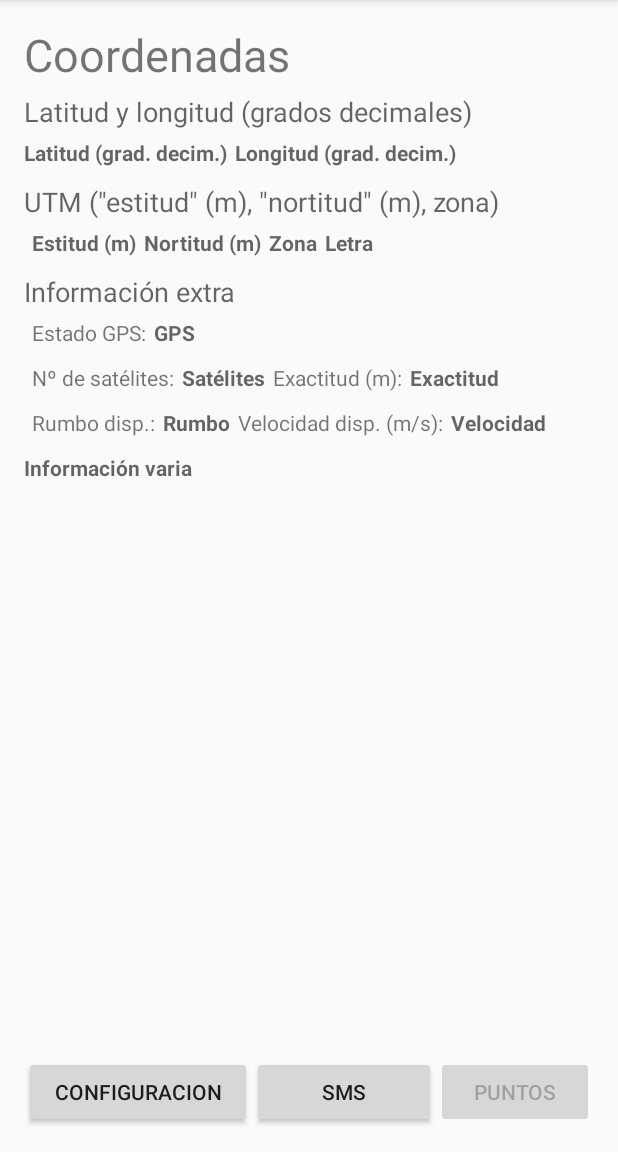
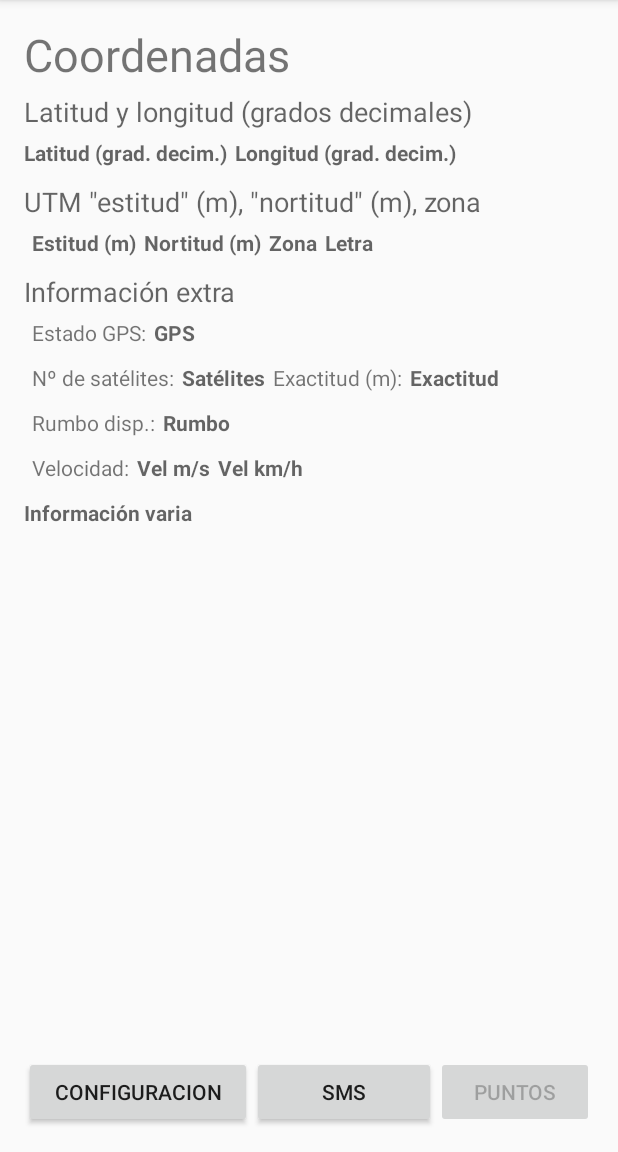
Before and after one commit to Joaquin-A/GPS_coordUTM, an Android app: the screen it shows after launch (CoordenadasActivity), on a phone screen of 412 x 824 dp, the part 84-1236 px from its top. Run offline under Robolectric (Android 15) with nearby library versions, the phone set to English and light mode, and no system bars; libraries missing offline, so code that uses them is left out: uk.me.jstott; 1 statement that could not run was skipped.

Commit message:
Movemos algunas views. Cambiamos algunos textos. Añadimos la velocidad en km/h. Cambiamos guarda de velocidad de "float != 0.0" a "float > 0.0"

```diff
--- a/app/src/main/res/layout/activity_coordenadas.xml
+++ b/app/src/main/res/layout/activity_coordenadas.xml
@@ -69,7 +69,7 @@
             android:layout_width="match_parent"
             android:layout_height="wrap_content"
             android:textAppearance="?android:attr/textAppearanceMedium"
-            android:text="UTM (&quot;estitud&quot; (m), &quot;nortitud&quot; (m), zona)"
+            android:text="UTM &quot;estitud&quot; (m), &quot;nortitud&quot; (m), zona"
             />
         <LinearLayout
             android:layout_width="match_parent"
@@ -223,22 +223,40 @@
                 android:textStyle="bold"
                 android:paddingLeft="5dp"
                 />
-            <TextView android:id="@+id/textviewEtiquetaVelocidadDispositivo"
+        </LinearLayout>
+        <LinearLayout
+            android:layout_width="match_parent"
+            android:layout_height="wrap_content"
+            android:orientation="horizontal"
+
+            android:paddingTop="5dp"
+            android:paddingBottom="5dp"
+            >
+            <TextView android:id="@+id/textviewEtiquetaVelocidad"
                 android:layout_width="wrap_content"
                 android:layout_height="wrap_content"
                 android:textAppearance="?android:attr/textAppearanceSmall"
-                android:text="Velocidad disp. (m/s):"
+                android:text="Velocidad:"
                 android:paddingLeft="5dp"
                 />
-            <TextView android:id="@+id/textviewVelocidadDispositivo"
+            <TextView android:id="@+id/textviewVelocidadMS"
                 android:layout_width="wrap_content"
                 android:layout_height="wrap_content"
                 android:textAppearance="?android:attr/textAppearanceSmall"
-                android:hint="Velocidad"
+                android:hint="Vel m/s"
+                android:textStyle="bold"
+                android:paddingLeft="5dp"
+                />
+            <TextView android:id="@+id/textviewVelocidadKmH"
+                android:layout_width="wrap_content"
+                android:layout_height="wrap_content"
+                android:textAppearance="?android:attr/textAppearanceSmall"
+                android:hint="Vel km/h"
                 android:textStyle="bold"
                 android:paddingLeft="5dp"
                 />
         </LinearLayout>
+
     </LinearLayout>
 
     <TextView android:id="@+id/textviewBitacora"
```
